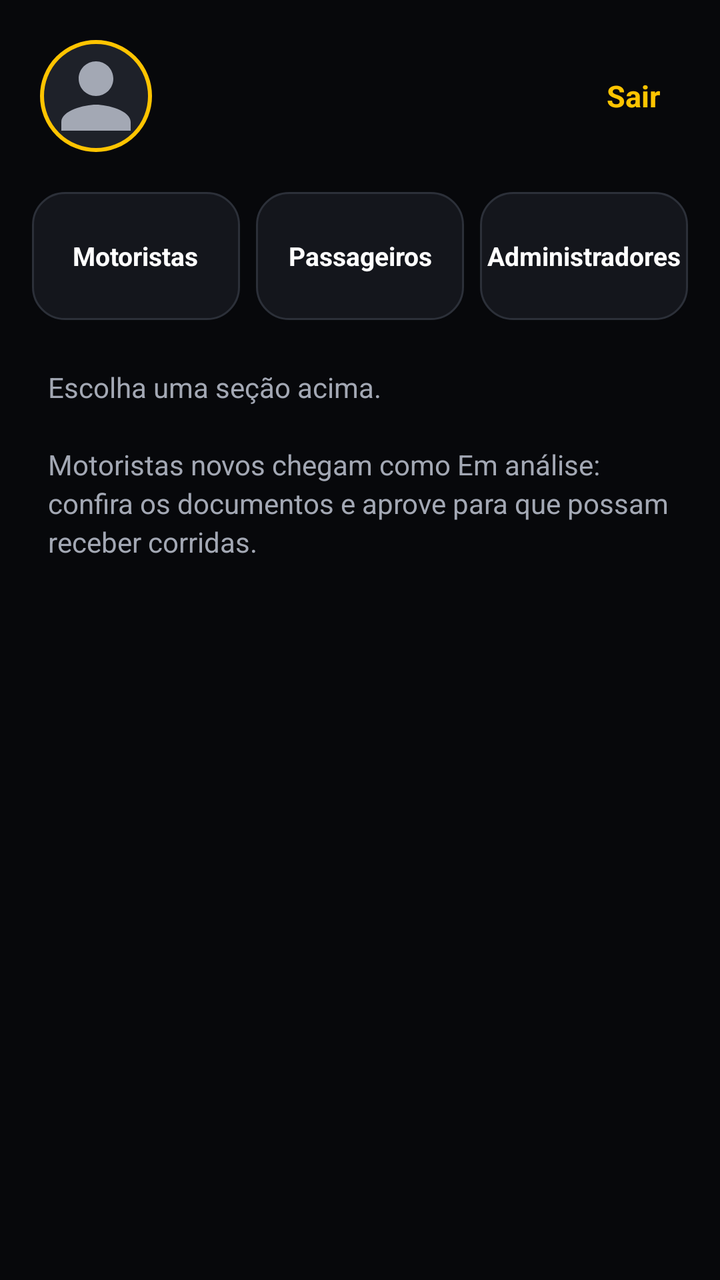
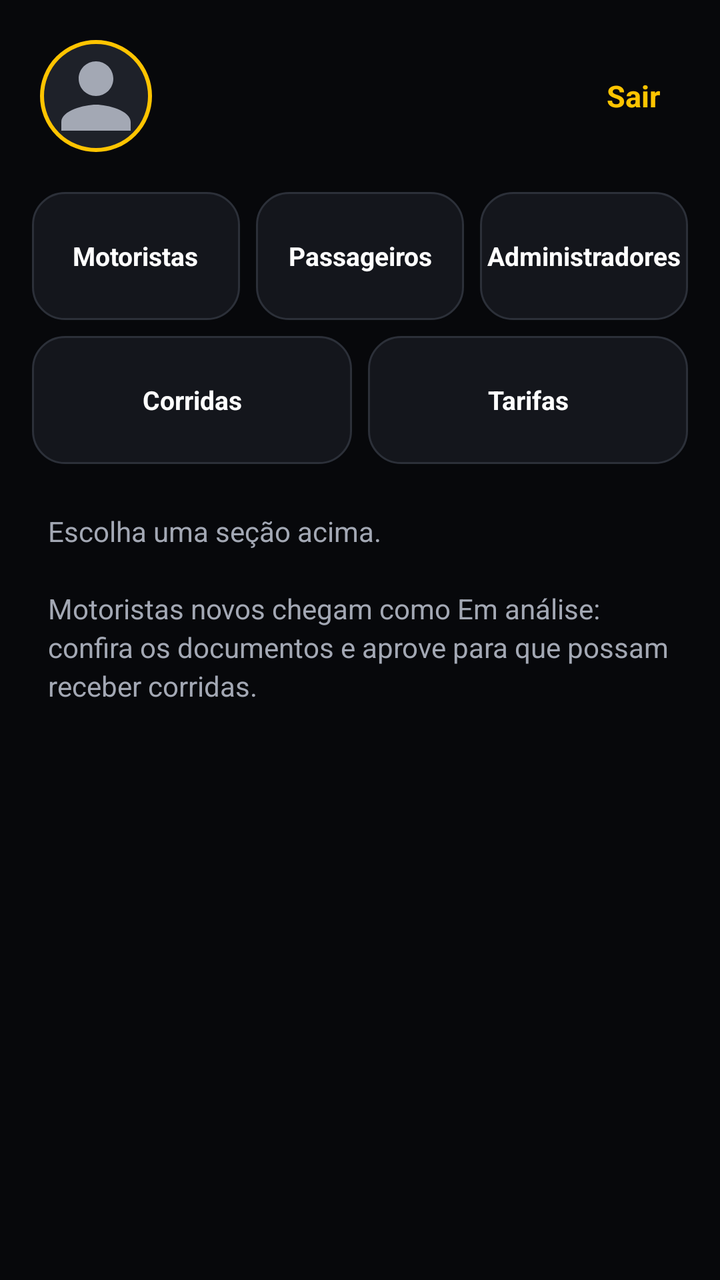

Screens rendered from an Android XML layout before and after an edit, with the pre-edit source and the edit as a unified diff.
<!-- AndroidManifest.xml: application theme Theme.Start -->
<!-- res/layout/activity_painel_admin.xml -->
<?xml version="1.0" encoding="utf-8"?>
<LinearLayout xmlns:android="http://schemas.android.com/apk/res/android"
    android:layout_width="match_parent"
    android:layout_height="match_parent"
    android:background="@color/fundo"
    android:orientation="vertical">

    
    <LinearLayout
        android:layout_width="match_parent"
        android:layout_height="wrap_content"
        android:gravity="center_vertical"
        android:orientation="horizontal"
        android:padding="20dp">

        <ImageView
            android:id="@+id/ivFoto"
            android:layout_width="56dp"
            android:layout_height="56dp"
            android:background="@drawable/bg_foto_redonda"
            android:contentDescription="@null"
            android:padding="2dp"
            android:scaleType="centerCrop"
            android:src="@drawable/ic_pessoa" />

        <LinearLayout
            android:layout_width="0dp"
            android:layout_height="wrap_content"
            android:layout_marginStart="14dp"
            android:layout_weight="1"
            android:orientation="vertical">

            <TextView
                android:id="@+id/tvNome"
                android:layout_width="wrap_content"
                android:layout_height="wrap_content"
                android:textColor="@color/texto"
                android:textSize="19sp"
                android:textStyle="bold" />

            <TextView
                android:id="@+id/tvPapel"
                android:layout_width="wrap_content"
                android:layout_height="wrap_content"
                android:textColor="@color/amarelo"
                android:textSize="13sp" />
        </LinearLayout>

        <TextView
            android:id="@+id/btnSair"
            android:layout_width="wrap_content"
            android:layout_height="wrap_content"
            android:background="?attr/selectableItemBackground"
            android:padding="10dp"
            android:text="@string/sair"
            android:textColor="@color/amarelo"
            android:textSize="15sp"
            android:textStyle="bold" />
    </LinearLayout>

    
    <LinearLayout
        android:layout_width="match_parent"
        android:layout_height="wrap_content"
        android:orientation="horizontal"
        android:paddingStart="16dp"
        android:paddingEnd="16dp">

        <FrameLayout
            android:id="@+id/btnMotoristas"
            style="@style/BotaoPainel"
            android:layout_marginEnd="8dp">

            <TextView
                android:layout_width="wrap_content"
                android:layout_height="wrap_content"
                android:layout_gravity="center"
                android:text="@string/admin_motoristas"
                android:textColor="@color/texto"
                android:textSize="13sp"
                android:textStyle="bold" />

            <TextView
                android:id="@+id/tvBadgeMotoristas"
                android:layout_width="22dp"
                android:layout_height="22dp"
                android:layout_gravity="top|end"
                android:layout_margin="6dp"
                android:background="@drawable/bg_badge"
                android:gravity="center"
                android:textColor="@color/branco"
                android:textSize="11sp"
                android:textStyle="bold"
                android:visibility="gone" />
        </FrameLayout>

        <TextView
            android:id="@+id/btnPassageiros"
            style="@style/BotaoPainel"
            android:layout_marginEnd="8dp"
            android:text="@string/admin_passageiros" />

        <TextView
            android:id="@+id/btnAdministradores"
            style="@style/BotaoPainel"
            android:text="@string/admin_administradores" />
    </LinearLayout>

    <TextView
        android:id="@+id/tvDica"
        style="@style/TextoCorpo"
        android:padding="24dp"
        android:text="@string/admin_dica" />

    <LinearLayout
        android:id="@+id/areaSecao"
        android:layout_width="match_parent"
        android:layout_height="0dp"
        android:layout_weight="1"
        android:orientation="vertical"
        android:paddingStart="16dp"
        android:paddingEnd="16dp"
        android:visibility="gone">

        <LinearLayout
            android:layout_width="match_parent"
            android:layout_height="wrap_content"
            android:layout_marginTop="16dp"
            android:gravity="center_vertical"
            android:orientation="horizontal">

            <TextView
                android:id="@+id/tvTituloSecao"
                android:layout_width="0dp"
                android:layout_height="wrap_content"
                android:layout_weight="1"
                android:textColor="@color/amarelo"
                android:textSize="18sp"
                android:textStyle="bold" />

            <TextView
                android:id="@+id/tvContador"
                android:layout_width="wrap_content"
                android:layout_height="wrap_content"
                android:textColor="@color/texto_secundario"
                android:textSize="13sp" />
        </LinearLayout>

        <HorizontalScrollView
            android:layout_width="match_parent"
            android:layout_height="wrap_content"
            android:scrollbars="none">

            <com.google.android.material.chip.ChipGroup
                android:id="@+id/chipsFiltro"
                android:layout_width="wrap_content"
                android:layout_height="wrap_content"
                app:selectionRequired="true"
                app:singleLine="true"
                app:singleSelection="true"
                xmlns:app="http://schemas.android.com/apk/res-auto">

                <com.google.android.material.chip.Chip
                    android:id="@+id/chipEmAnalise"
                    style="@style/ChipFiltro"
                    android:layout_width="wrap_content"
                    android:layout_height="wrap_content"
                    android:text="@string/admin_filtro_em_analise" />

                <com.google.android.material.chip.Chip
                    android:id="@+id/chipAprovados"
                    style="@style/ChipFiltro"
                    android:layout_width="wrap_content"
                    android:layout_height="wrap_content"
                    android:text="@string/admin_filtro_aprovados" />

                <com.google.android.material.chip.Chip
                    android:id="@+id/chipReprovados"
                    style="@style/ChipFiltro"
                    android:layout_width="wrap_content"
                    android:layout_height="wrap_content"
                    android:text="@string/admin_filtro_reprovados" />

                <com.google.android.material.chip.Chip
                    android:id="@+id/chipBloqueados"
                    style="@style/ChipFiltro"
                    android:layout_width="wrap_content"
                    android:layout_height="wrap_content"
                    android:text="@string/admin_filtro_bloqueados" />

                <com.google.android.material.chip.Chip
                    android:id="@+id/chipTodos"
                    style="@style/ChipFiltro"
                    android:layout_width="wrap_content"
                    android:layout_height="wrap_content"
                    android:text="@string/admin_filtro_todos" />
            </com.google.android.material.chip.ChipGroup>
        </HorizontalScrollView>


        <ProgressBar
            android:id="@+id/progressBar"
            android:layout_width="32dp"
            android:layout_height="32dp"
            android:layout_gravity="center_horizontal"
            android:layout_marginTop="24dp"
            android:indeterminateTint="@color/amarelo" />

        <TextView
            android:id="@+id/tvVazio"
            style="@style/TextoCorpo"
            android:layout_marginTop="24dp"
            android:gravity="center"
            android:text="@string/admin_nenhum" />

        <androidx.recyclerview.widget.RecyclerView
            android:id="@+id/rvItens"
            android:layout_width="match_parent"
            android:layout_height="0dp"
            android:layout_marginTop="8dp"
            android:layout_weight="1"
            android:clipToPadding="false"
            android:paddingBottom="16dp" />

        <Button
            android:id="@+id/btnNovoAdmin"
            style="@style/BotaoContorno"
            android:layout_height="46dp"
            android:layout_marginTop="8dp"
            android:layout_marginBottom="16dp"
            android:text="@string/admin_novo_admin" />
    </LinearLayout>
</LinearLayout>
<!-- resources referenced by this layout -->
<resources>
  <color name="amarelo">#FFC400</color>
  <color name="branco">#FFFFFF</color>
  <color name="fundo">#07080B</color>
  <color name="texto">#FFFFFF</color>
  <color name="texto_secundario">#A3A8B4</color>
  <!-- drawable bg_badge (drawable) -->
  <?xml version="1.0" encoding="utf-8"?>
  <shape xmlns:android="http://schemas.android.com/apk/res/android" android:shape="oval">
      <solid android:color="@color/vermelho" />
  </shape>
  <string name="admin_administradores">Administradores</string>
  <string name="admin_dica">Escolha uma seção acima.\n\nMotoristas novos chegam como "Em análise": confira os documentos e aprove para que possam receber corridas.</string>
  <string name="admin_filtro_aprovados">Aprovados</string>
  <string name="admin_filtro_bloqueados">Bloqueados</string>
  <string name="admin_filtro_em_analise">Em análise</string>
  <string name="admin_filtro_reprovados">Reprovados</string>
  <string name="admin_filtro_todos">Todos</string>
  <string name="admin_motoristas">Motoristas</string>
  <string name="admin_nenhum">Nada por aqui.</string>
  <string name="admin_novo_admin">+ Novo administrador</string>
  <string name="admin_passageiros">Passageiros</string>
  <string name="sair">Sair</string>
  <style name="BotaoContorno" parent="BotaoPrimario">
          <item name="android:background">@drawable/bg_botao_contorno</item>
          <item name="android:textColor">@color/amarelo</item>
      </style>
  <style name="ChipFiltro" parent="Widget.MaterialComponents.Chip.Choice">
          <item name="chipBackgroundColor">@color/chip_fundo</item>
          <item name="android:textColor">@color/chip_texto</item>
      </style>
  <color name="vermelho">#FF5A5A</color>
  <color name="superficie_alta">#1E2129</color>
  <color name="laranja">#FF7A00</color>
  <color name="preto">#07080B</color>
  <color name="superficie">#14161C</color>
  <color name="dica">#6C7280</color>
  <color name="borda">#2C3039</color>
  <color name="amarelo_claro">#FFDD33</color>
  <!-- unchanged entries left out for length: 10 -->
</resources>

<!-- the commit's change to res/layout/activity_painel_admin.xml (unified diff, before → after) -->
@@ -106,6 +106,26 @@
             android:text="@string/admin_administradores" />
     </LinearLayout>
 
+    <LinearLayout
+        android:layout_width="match_parent"
+        android:layout_height="wrap_content"
+        android:layout_marginTop="8dp"
+        android:orientation="horizontal"
+        android:paddingStart="16dp"
+        android:paddingEnd="16dp">
+
+        <TextView
+            android:id="@+id/btnCorridas"
+            style="@style/BotaoPainel"
+            android:layout_marginEnd="8dp"
+            android:text="@string/admin_corridas" />
+
+        <TextView
+            android:id="@+id/btnTarifas"
+            style="@style/BotaoPainel"
+            android:text="@string/admin_tarifas" />
+    </LinearLayout>
+
     <TextView
         android:id="@+id/tvDica"
         style="@style/TextoCorpo"
@@ -197,6 +217,49 @@
             </com.google.android.material.chip.ChipGroup>
         </HorizontalScrollView>
 
+
+        
+        <ScrollView
+            android:id="@+id/formTarifa"
+            android:layout_width="match_parent"
+            android:layout_height="0dp"
+            android:layout_weight="1"
+            android:visibility="gone">
+
+            <LinearLayout
+                android:layout_width="match_parent"
+                android:layout_height="wrap_content"
+                android:orientation="vertical"
+                android:paddingTop="12dp"
+                android:paddingBottom="24dp">
+
+                <TextView
+                    style="@style/TextoCorpo"
+                    android:layout_marginBottom="12dp"
+                    android:text="@string/tarifa_explicacao" />
+
+                <TextView style="@style/RotuloCampo" android:text="@string/tarifa_bandeirada" />
+                <EditText android:id="@+id/etBandeirada" style="@style/Campo" android:inputType="numberDecimal" />
+
+                <TextView style="@style/RotuloCampo" android:text="@string/tarifa_por_km" />
+                <EditText android:id="@+id/etPorKm" style="@style/Campo" android:inputType="numberDecimal" />
+
+                <TextView style="@style/RotuloCampo" android:text="@string/tarifa_por_minuto" />
+                <EditText android:id="@+id/etPorMinuto" style="@style/Campo" android:inputType="numberDecimal" />
+
+                <TextView style="@style/RotuloCampo" android:text="@string/tarifa_minimo" />
+                <EditText android:id="@+id/etMinimo" style="@style/Campo" android:inputType="numberDecimal" />
+
+                <TextView style="@style/RotuloCampo" android:text="@string/tarifa_raio" />
+                <EditText android:id="@+id/etRaio" style="@style/Campo" android:inputType="numberDecimal" />
+
+                <Button
+                    android:id="@+id/btnSalvarTarifa"
+                    style="@style/BotaoPrimario"
+                    android:layout_marginTop="8dp"
+                    android:text="@string/tarifa_salvar" />
+            </LinearLayout>
+        </ScrollView>
 
         <ProgressBar
             android:id="@+id/progressBar"
<!-- resource entries referenced after the edit -->
@@ -11,6 +11,7 @@
       <solid android:color="@color/vermelho" />
   </shape>
   <string name="admin_administradores">Administradores</string>
+  <string name="admin_corridas">Corridas</string>
   <string name="admin_dica">Escolha uma seção acima.\n\nMotoristas novos chegam como "Em análise": confira os documentos e aprove para que possam receber corridas.</string>
   <string name="admin_filtro_aprovados">Aprovados</string>
   <string name="admin_filtro_bloqueados">Bloqueados</string>
@@ -21,19 +22,53 @@
   <string name="admin_nenhum">Nada por aqui.</string>
   <string name="admin_novo_admin">+ Novo administrador</string>
   <string name="admin_passageiros">Passageiros</string>
+  <string name="admin_tarifas">Tarifas</string>
   <string name="sair">Sair</string>
+  <string name="tarifa_bandeirada">Bandeirada (R$)</string>
+  <string name="tarifa_explicacao">Preço da corrida = bandeirada + (km × preço por km) + (minutos × preço por minuto), nunca abaixo do mínimo. O valor é arredondado para cima nos 50 centavos. Vale para as próximas corridas.</string>
+  <string name="tarifa_minimo">Preço mínimo da corrida (R$)</string>
+  <string name="tarifa_por_km">Preço por km (R$)</string>
+  <string name="tarifa_por_minuto">Preço por minuto (R$)</string>
+  <string name="tarifa_raio">Raio de busca de motoristas (km)</string>
+  <string name="tarifa_salvar">Salvar tarifas</string>
   <style name="BotaoContorno" parent="BotaoPrimario">
           <item name="android:background">@drawable/bg_botao_contorno</item>
           <item name="android:textColor">@color/amarelo</item>
+      </style>
+  <style name="Campo">
+          <item name="android:layout_width">match_parent</item>
+          <item name="android:layout_height">52dp</item>
+          <item name="android:layout_marginBottom">12dp</item>
+          <item name="android:background">@drawable/bg_campo</item>
+          <item name="android:paddingStart">16dp</item>
+          <item name="android:paddingEnd">16dp</item>
+          <item name="android:textColor">@color/texto</item>
+          <item name="android:textColorHint">@color/dica</item>
+          <item name="android:textSize">15sp</item>
+          <item name="android:singleLine">true</item>
       </style>
   <style name="ChipFiltro" parent="Widget.MaterialComponents.Chip.Choice">
           <item name="chipBackgroundColor">@color/chip_fundo</item>
           <item name="android:textColor">@color/chip_texto</item>
       </style>
+  <style name="RotuloCampo">
+          <item name="android:layout_width">match_parent</item>
+          <item name="android:layout_height">wrap_content</item>
+          <item name="android:layout_marginBottom">4dp</item>
+          <item name="android:textColor">@color/texto_secundario</item>
+          <item name="android:textSize">13sp</item>
+      </style>
   <color name="vermelho">#FF5A5A</color>
   <color name="superficie_alta">#1E2129</color>
   <color name="laranja">#FF7A00</color>
   <color name="preto">#07080B</color>
+  <!-- drawable bg_campo (drawable) -->
+  <?xml version="1.0" encoding="utf-8"?>
+  <shape xmlns:android="http://schemas.android.com/apk/res/android" android:shape="rectangle">
+      <solid android:color="@color/superficie" />
+      <stroke android:width="1dp" android:color="@color/borda" />
+      <corners android:radius="12dp" />
+  </shape>
   <color name="superficie">#14161C</color>
   <color name="dica">#6C7280</color>
   <color name="borda">#2C3039</color>
